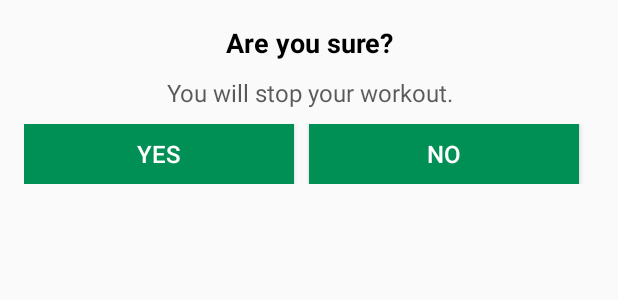
After one commit to hakansarac/WorkoutApp, an Android app: the layout dialog_custom_back_confirmation.xml on its own in the app's theme, with its tools: preview values and no code run, on a phone screen of 412 x 824 dp. The commit adds this screen. Shown: the top 300 px of the screen. Run offline under Robolectric (Android 15) with nearby library versions, the phone set to English and light mode, and no system bars.

Commit message:
custom dialog for back button created

```diff
--- a/app/src/main/java/com/hakansarac/workoutapp/ExerciseActivity.kt
+++ b/app/src/main/java/com/hakansarac/workoutapp/ExerciseActivity.kt
@@ -1,5 +1,6 @@
 package com.hakansarac.workoutapp
 
+import android.app.Dialog
 import android.content.Intent
 import android.media.MediaPlayer
 import android.net.Uri
@@ -12,6 +13,7 @@ import android.view.View
 import android.widget.Toast
 import androidx.recyclerview.widget.LinearLayoutManager
 import kotlinx.android.synthetic.main.activity_exercise.*
+import kotlinx.android.synthetic.main.dialog_custom_back_confirmation.*
 import java.util.*
 import kotlin.collections.ArrayList
 
@@ -41,7 +43,7 @@ class ExerciseActivity : AppCompatActivity(), TextToSpeech.OnInitListener {
             actionbar.setDisplayHomeAsUpEnabled(true)
 
         toolbarExerciseActivity.setNavigationOnClickListener {
-            onBackPressed()
+            dialogCustomForBackButton()
         }
 
         tts = TextToSpeech(this,this)
@@ -174,4 +176,18 @@ class ExerciseActivity : AppCompatActivity(), TextToSpeech.OnInitListener {
         recyclerViewExerciseStatus.adapter = exerciseAdapter
     }
 
+
+    private fun dialogCustomForBackButton(){
+        val dialogCustom = Dialog(this)
+        dialogCustom.setContentView(R.layout.dialog_custom_back_confirmation)
+
+        dialogCustom.textViewYes.setOnClickListener {
+            finish()
+            dialogCustom.dismiss()
+        }
+        dialogCustom.textViewNo.setOnClickListener {
+            dialogCustom.dismiss()
+        }
+        dialogCustom.show()
+    }
 }
--- /dev/null
+++ b/app/src/main/res/layout/dialog_custom_back_confirmation.xml
@@ -0,0 +1,64 @@
+<?xml version="1.0" encoding="utf-8"?>
+<LinearLayout xmlns:android="http://schemas.android.com/apk/res/android"
+    android:orientation="vertical" android:layout_width="match_parent"
+    android:layout_height="wrap_content"
+    android:gravity="center"
+    android:padding="16dp">
+
+    <TextView
+        android:layout_width="match_parent"
+        android:layout_height="wrap_content"
+        android:gravity="center"
+        android:text="@string/dialog_question"
+        android:textColor="@android:color/black"
+        android:textSize="18sp"
+        android:textStyle="bold"/>
+
+    <TextView
+        android:layout_width="match_parent"
+        android:layout_height="wrap_content"
+        android:layout_marginTop="@dimen/dialog_custom_margin"
+        android:layout_marginEnd="@dimen/dialog_custom_margin"
+        android:layout_marginStart="@dimen/dialog_custom_margin"
+        android:gravity="center"
+        android:text="You will stop your workout."
+        android:textColor="@color/colorPrimary"
+        android:textSize="16sp"/>
+
+    <LinearLayout
+        android:layout_width="match_parent"
+        android:layout_height="wrap_content"
+        android:layout_marginTop="@dimen/dialog_custom_margin"
+        android:orientation="horizontal">
+
+        <Button
+            android:id="@+id/textViewYes"
+            android:layout_width="0dp"
+            android:layout_height="40dp"
+            android:layout_weight="1"
+            android:layout_marginEnd="@dimen/dialog_custom_margin"
+            android:text="@string/yes_button"
+            android:background="@color/colorAccent"
+            android:gravity="center"
+            android:padding="8dp"
+            android:textColor="@android:color/white"
+            android:textSize="16sp"/>
+
+        <Button
+            android:id="@+id/textViewNo"
+            android:layout_width="0dp"
+            android:layout_height="40dp"
+            android:layout_weight="1"
+            android:layout_marginEnd="@dimen/dialog_custom_margin"
+            android:text="@string/no_button"
+            android:background="@color/colorAccent"
+            android:gravity="center"
+            android:padding="8dp"
+            android:textColor="@android:color/white"
+            android:textSize="16sp"/>
+
+    </LinearLayout>
+
+
+
+</LinearLayout>
--- a/app/src/main/res/values/dimens.xml
+++ b/app/src/main/res/values/dimens.xml
@@ -7,4 +7,5 @@
     <dimen name="start_button_label_textSize">22sp</dimen>
     <dimen name="get_ready_textSize">22sp</dimen>
     <dimen name="exercise_name_textSize">18sp</dimen>
+    <dimen name="dialog_custom_margin">10dp</dimen>
 </resources>
--- a/app/src/main/res/values/strings.xml
+++ b/app/src/main/res/values/strings.xml
@@ -8,4 +8,7 @@
     <string name="congrats">CONGRATULATIONS!</string>
     <string name="finish_message">You have finished the workout!</string>
     <string name="finish_button">FINISH</string>
+    <string name="dialog_question">Are you sure?</string>
+    <string name="yes_button">Yes</string>
+    <string name="no_button">No</string>
 </resources>
```
